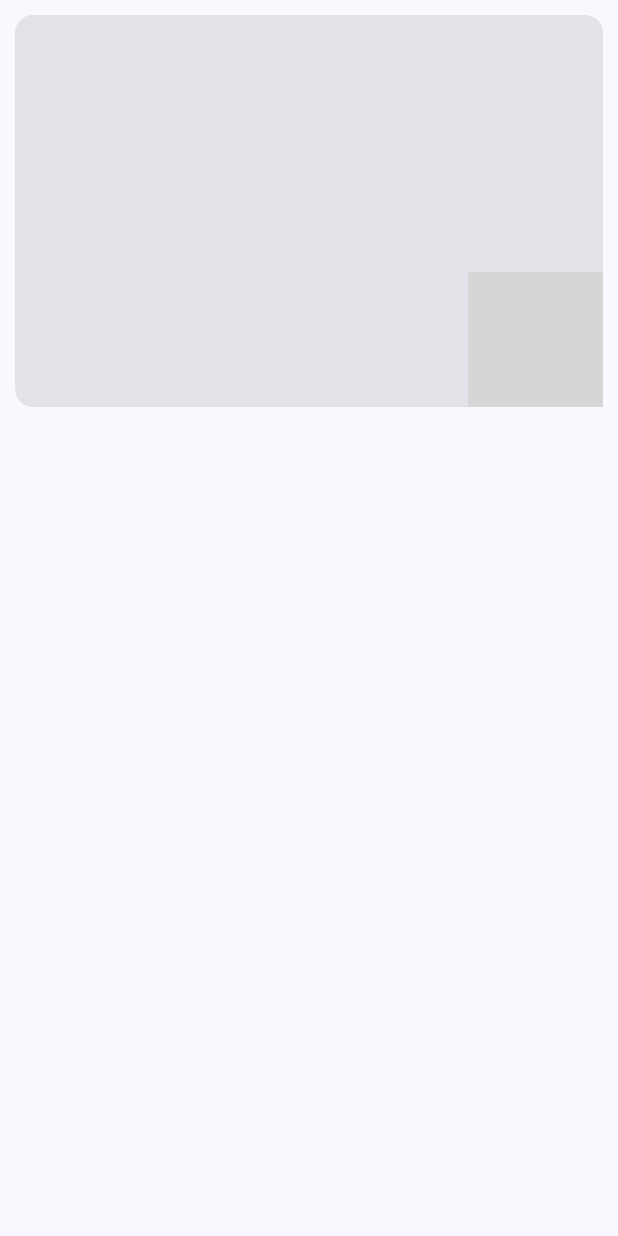
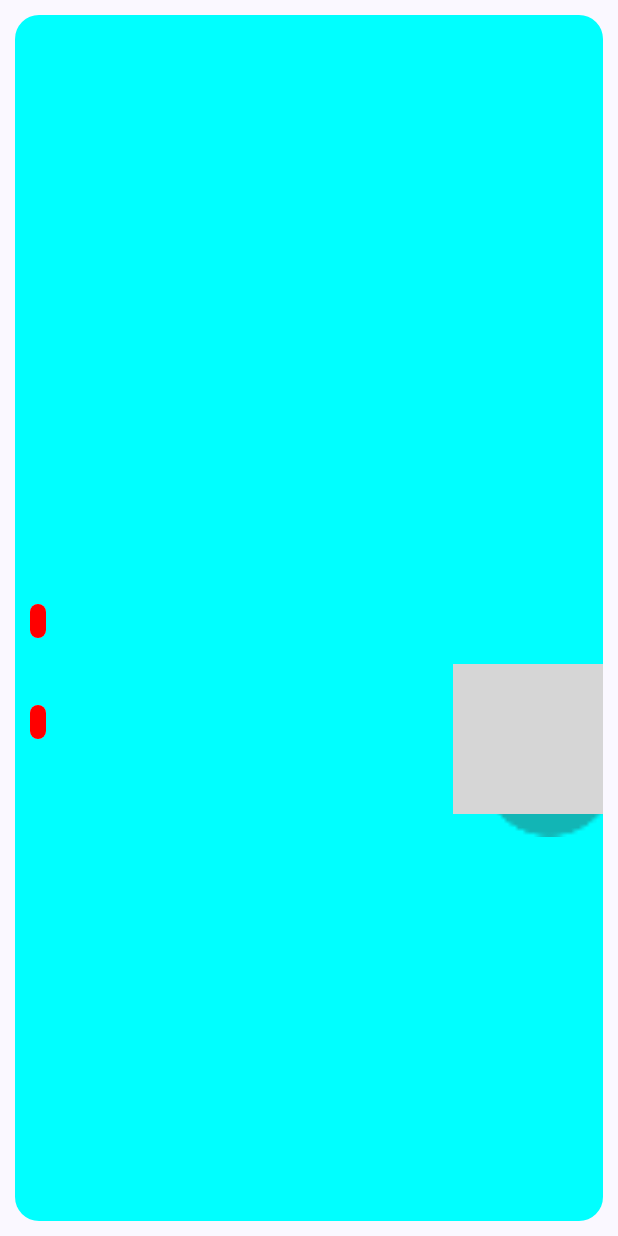
Before and after one commit to KhalebLisboa/Pokedex_Compose, an Android app built with Jetpack Compose: the composable MainListItem called with empty values, on a phone screen of 412 x 824 dp. Run offline under Robolectric (Android 15) with nearby library versions, the phone set to English and light mode, and no system bars; our stand-ins replace Dagger/Hilt's generated code; network calls fail; pictures from the network do not load; 1 statement that could not run was skipped; grey boxes are pictures that could not be loaded.

Commit message:
refac: use box to create list item

```diff
--- a/app/src/main/java/com/example/pokedexcompose/MainActivity.kt
+++ b/app/src/main/java/com/example/pokedexcompose/MainActivity.kt
@@ -2,12 +2,9 @@ package com.example.pokedexcompose
 
 import android.annotation.SuppressLint
 import android.os.Bundle
-import android.util.Log
-import android.widget.Toast
 import androidx.activity.ComponentActivity
 import androidx.activity.compose.setContent
 import androidx.activity.enableEdgeToEdge
-import androidx.compose.foundation.BorderStroke
 import androidx.compose.foundation.Image
 import androidx.compose.foundation.background
 import androidx.compose.foundation.clickable
@@ -15,48 +12,36 @@ import androidx.compose.foundation.layout.Arrangement
 import androidx.compose.foundation.layout.Box
 import androidx.compose.foundation.layout.Column
 import androidx.compose.foundation.layout.PaddingValues
-import androidx.compose.foundation.layout.Row
-import androidx.compose.foundation.layout.Spacer
 import androidx.compose.foundation.layout.aspectRatio
+import androidx.compose.foundation.layout.fillMaxHeight
 import androidx.compose.foundation.layout.fillMaxSize
-import androidx.compose.foundation.layout.fillMaxWidth
 import androidx.compose.foundation.layout.offset
 import androidx.compose.foundation.layout.padding
 import androidx.compose.foundation.layout.size
-import androidx.compose.foundation.lazy.LazyColumn
 import androidx.compose.foundation.lazy.grid.GridCells
 import androidx.compose.foundation.lazy.grid.LazyVerticalGrid
 import androidx.compose.foundation.lazy.grid.items
 import androidx.compose.foundation.lazy.grid.itemsIndexed
-import androidx.compose.foundation.lazy.items
-import androidx.compose.foundation.lazy.itemsIndexed
-import androidx.compose.foundation.shape.CircleShape
+import androidx.compose.foundation.shape.RoundedCornerShape
 import androidx.compose.material3.Card
 import androidx.compose.material3.Scaffold
 import androidx.compose.material3.Text
 import androidx.compose.runtime.Composable
 import androidx.compose.runtime.LaunchedEffect
-import androidx.compose.runtime.collectAsState
 import androidx.compose.runtime.getValue
-import androidx.compose.runtime.livedata.observeAsState
-import androidx.compose.runtime.mutableIntStateOf
-import androidx.compose.runtime.remember
-import androidx.compose.runtime.setValue
 import androidx.compose.ui.Alignment
 import androidx.compose.ui.Modifier
 import androidx.compose.ui.draw.alpha
 import androidx.compose.ui.draw.clip
-import androidx.compose.ui.draw.clipToBounds
 import androidx.compose.ui.graphics.Color
-import androidx.compose.ui.platform.LocalContext
 import androidx.compose.ui.res.painterResource
 import androidx.compose.ui.text.TextStyle
-import androidx.compose.ui.text.font.FontStyle
 import androidx.compose.ui.text.font.FontWeight
 import androidx.compose.ui.text.style.TextAlign
 import androidx.compose.ui.tooling.preview.Preview
 import androidx.compose.ui.unit.dp
 import androidx.compose.ui.unit.sp
+import androidx.compose.ui.zIndex
 import androidx.hilt.navigation.compose.hiltViewModel
 import androidx.lifecycle.compose.collectAsStateWithLifecycle
 import coil.compose.AsyncImage
@@ -103,40 +88,39 @@ fun MainList(viewModel: MainViewModel = hiltViewModel()) {
 
 @Composable
 fun MainListItem(modifier: Modifier = Modifier, name: String, index: Int, onClick: () -> Unit) {
-    Card(
-        border = BorderStroke(width = 4.dp, color = Color.Transparent), modifier = modifier.padding(10.dp).aspectRatio(3f/2f),
+    Box(
+        modifier = modifier
+            .padding(10.dp)
+            .clip(RoundedCornerShape(16.dp))
+            .background(Color.Cyan)
+            .fillMaxSize()
+            .clickable(onClick = onClick)
+            .aspectRatio(3f / 2f),
     ) {
-        Row(modifier = Modifier
-            .fillMaxSize()) {
             Column(
+                horizontalAlignment = Alignment.Start,
                 modifier = Modifier
-                    .clickable(onClick = onClick)
-                    .padding(horizontal = 10.dp)
-                    .align(Alignment.CenterVertically),
-                verticalArrangement = Arrangement.SpaceAround,
+                    .padding(start = 10.dp, top = 8.dp, bottom = 5.dp)
+                    .fillMaxHeight()
+                    .zIndex(2f),
+                verticalArrangement = Arrangement.SpaceEvenly
             ) {
                 Text(
                     text = name,
                     style = TextStyle(
-                        fontSize = 10.sp,
+                        fontSize = 20.sp,
                         fontWeight = FontWeight.Bold,
                     ),
-                    modifier = Modifier.padding(horizontal = 10.dp)
-                )
-                Text(
-                    text = name,
-                    modifier = Modifier
                 )
 
-                Text(
-                    text = name,
-                    modifier = Modifier
-                )
+                TextPokemonType(name)
+                TextPokemonType(name)
+
             }
-            Box(modifier = Modifier
-                .fillMaxSize()
-                .clipToBounds()) {
-
+            Box(
+                modifier = Modifier
+                    .align(Alignment.BottomEnd)
+            ) {
                 Image(
                     painter = painterResource(R.drawable.img_pokeball),
                     contentDescription = null,
@@ -146,18 +130,33 @@ fun MainListItem(modifier: Modifier = Modifier, name: String, index: Int, onClic
                         .offset(x = 10.dp, y = 15.dp)
                         .alpha(.6f)
                 )
-
-
                 AsyncImage(
                     model = "https://raw.githubusercontent.com/PokeAPI/sprites/master/sprites/pokemon/other/official-artwork/$index.png",
                     contentDescription = null,
                     modifier = Modifier
-                        .size(90.dp)
-                        .clip(CircleShape)
+                        .size(100.dp)
                         .align(Alignment.BottomEnd)
                 )
             }
-        }
+    }
+}
+
+@Composable
+fun TextPokemonType(name: String){
+    Card(
+        modifier = Modifier.background(Color.Transparent)
+    ) {
+        Text(
+            text = name,
+            style = TextStyle(
+                fontSize = 10.sp,
+                fontWeight = FontWeight.Bold,
+                textAlign = TextAlign.Center
+            ),
+            modifier = Modifier
+                .background(Color.Red)
+                .padding(5.dp)
+        )
     }
 }
 
```
